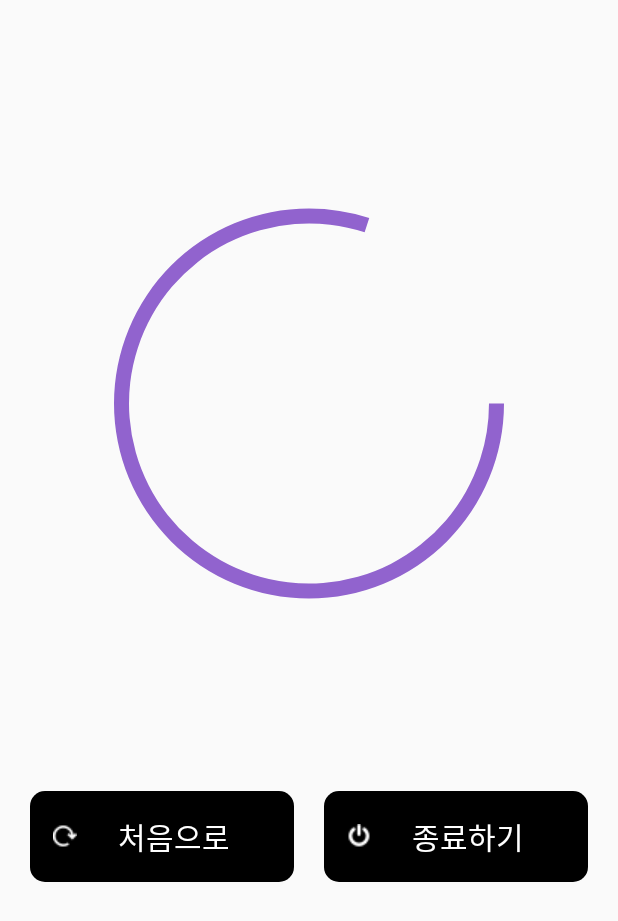
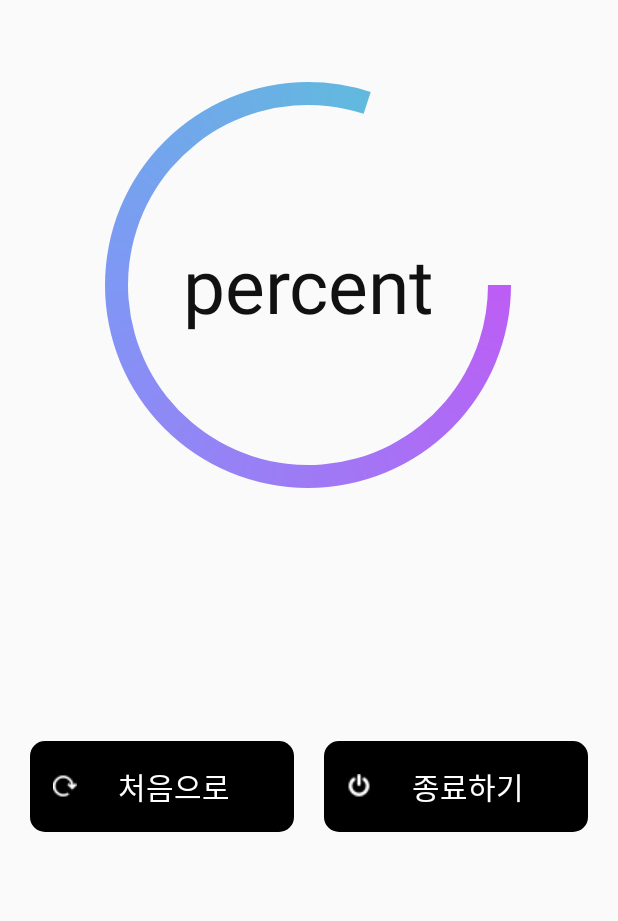
Before and after one commit to pponyoponyo/PBL2Final, an Android app: the ResultActivity screen opened directly, with no data from a screen before it, on a phone screen of 412 x 824 dp. Shown: the top 921 px of the screen. Run offline under Robolectric (Android 15) with nearby library versions, the phone set to English and light mode, and no system bars; Roboto replaces fonts that are not available here; 1 statement that could not run was skipped.

Commit message:
프로그래스바 연동 전!!222 고지가 눈앞에

```diff
--- a/app/src/main/res/drawable/circle.xml
+++ b/app/src/main/res/drawable/circle.xml
@@ -2,9 +2,16 @@
 <shape xmlns:android="http://schemas.android.com/apk/res/android"
     android:shape="ring"
     android:innerRadiusRatio="2.5"
-    android:thickness="10dp"
+    android:thickness="15dp"
     android:useLevel="true">
 
-    <solid android:color="#9163ce"/>
+    <gradient
+        android:angle="0"
+        android:centerColor="#7f97f5"
+        android:endColor="#4dd1cf"
+        android:startColor="#bd5df5"
+        android:type="sweep"
+        android:useLevel="false"/>
+
 
 </shape>
--- a/app/src/main/res/layout/activity_result.xml
+++ b/app/src/main/res/layout/activity_result.xml
@@ -8,30 +8,50 @@
     android:orientation="vertical"
     android:layout_weight="1">
 
+    <RelativeLayout
+        android:layout_width="match_parent"
+        android:layout_height="0dp"
+        android:layout_weight="0.6">
+
         <ProgressBar
-        android:id="@+id/progress_circular"
+            android:id="@+id/progress_circular1"
             style="?android:attr/progressBarStyleHorizontal"
             android:layout_width="300dp"
             android:layout_height="300dp"
-        android:layout_gravity="center_horizontal"
-        android:layout_marginTop="30dp"
-        android:layout_weight="0.3"
+            android:layout_gravity="center"
+            android:layout_marginTop="40dp"
+            android:layout_marginBottom="20dp"
             android:indeterminate="false"
             android:max="100"
             android:progress="80"
-        android:progressDrawable="@drawable/circle" />
+            android:progressDrawable="@drawable/circle"
+            android:layout_marginLeft="55dp"/>
 
         <TextView
             android:id="@+id/txtResult"
-        android:layout_width="match_parent"
-        android:layout_height="wrap_content"/>
+            android:text="percent"
+            android:textSize="50dp"
+            android:layout_alignBottom="@id/progress_circular1"
+            android:layout_alignTop="@id/progress_circular1"
+            android:layout_alignLeft="@id/progress_circular1"
+            android:layout_alignRight="@id/progress_circular1"
+            android:layout_gravity="center"
+            android:layout_width="wrap_content"
+            android:layout_height="wrap_content"
+            android:gravity="center"
+            android:textColor="@color/colorBlack"
+            android:textStyle="bold"/>
 
 
 
+
+
+
+    </RelativeLayout>
     <LinearLayout
         android:layout_width="match_parent"
         android:layout_height="0dp"
-        android:layout_weight="0.5"
+        android:layout_weight="0.4"
         android:orientation="horizontal">
 
         <Button
@@ -62,8 +82,7 @@
             android:padding="15dp"
             android:textColor="@color/colorWhite"/>
 
-    </LinearLayout>
-
 
 
     </LinearLayout>
+</LinearLayout>
```
Lines whose indentation alone changed are shown as unchanged.
